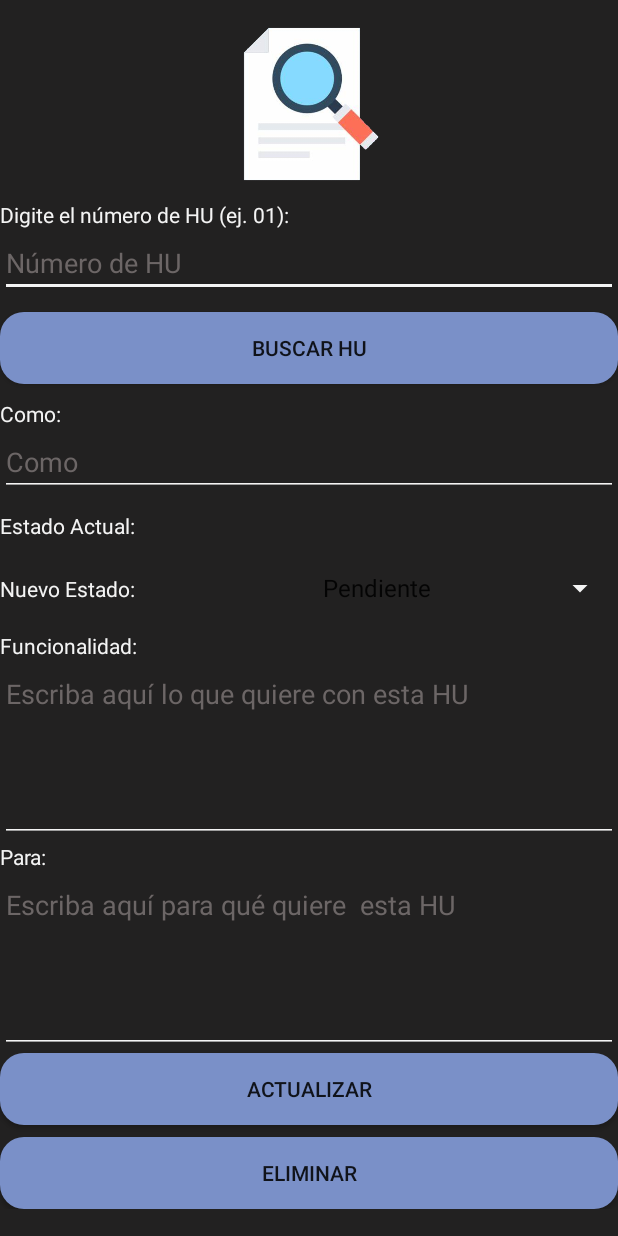
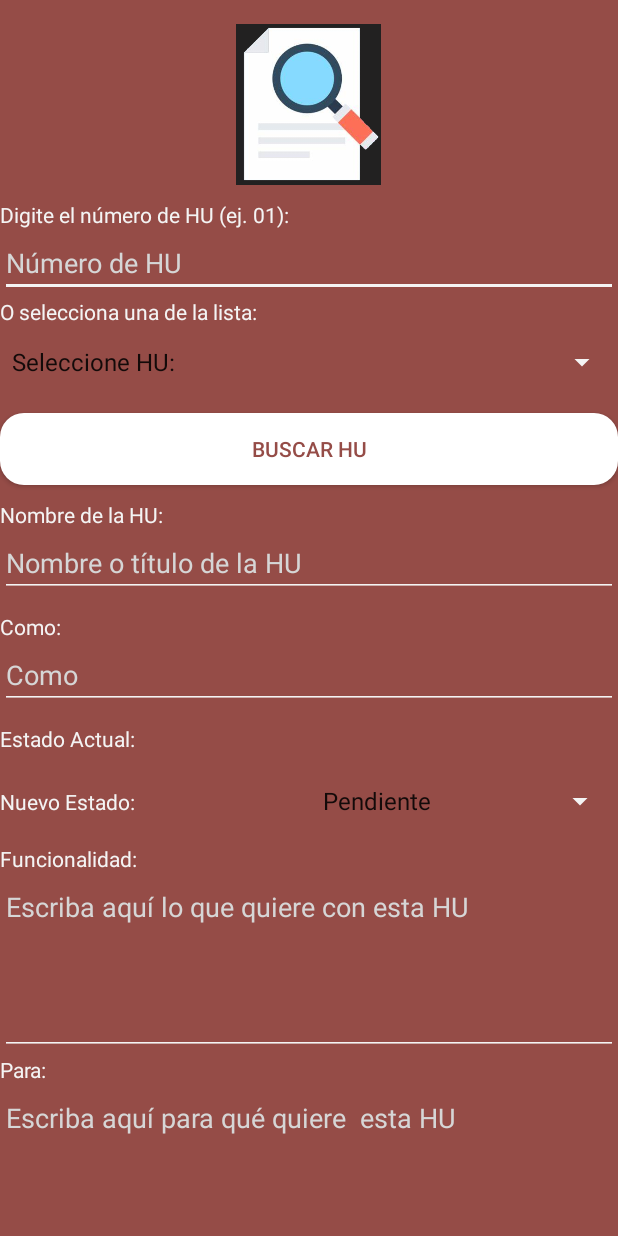
Before and after one commit to Rambu24/UserHistoryTrackingApp, an Android app: the MainActivity4 screen opened directly, with no data from a screen before it, after a tap on "BUSCAR HU", on a phone screen of 412 x 824 dp. Run offline under Robolectric (Android 15) with nearby library versions, the phone set to English and light mode, and no system bars; 7 statements that could not run were skipped; 1 other tap on this screen came first.

Commit message:
Se agregan funciones de búsqueda

```diff
--- a/app/src/main/java/com/example/proyectofinal_luischinchilla/AdminSQLiteOpenHelper.java
+++ b/app/src/main/java/com/example/proyectofinal_luischinchilla/AdminSQLiteOpenHelper.java
@@ -4,22 +4,24 @@
 import android.database.sqlite.SQLiteDatabase.CursorFactory;
 import android.database.sqlite.SQLiteOpenHelper;
 
+import com.example.proyectofinal_luischinchilla.utilities.Utilities;
+
 public class AdminSQLiteOpenHelper extends SQLiteOpenHelper {
 
 
-    public AdminSQLiteOpenHelper(Context context, String nombre, SQLiteDatabase.CursorFactory factory, int version){
-        super(context, nombre, factory, version);
+    public AdminSQLiteOpenHelper(Context context, String name, SQLiteDatabase.CursorFactory factory, int version){
+        super(context, name, factory, version);
     }
 
     @Override
     public void onCreate(SQLiteDatabase db){
-        db.execSQL("create table UserHistory(Id_HU text primary key, Posicion text, Funcion text, Objetivo text, Estado text)");
+        db.execSQL(Utilities.CREAR_TABLA_USER_HISTORY);
     }
 
     @Override
     public void onUpgrade(SQLiteDatabase db, int version1, int version2){
         db.execSQL("drop table if exists UserHistory");
-        db.execSQL("create table UserHistory(Id_HU text primary key, Posicion text, Funcion text, Objetivo text, Estado text)");
+        onCreate(db);
     }
 
 }
--- a/app/src/main/java/com/example/proyectofinal_luischinchilla/MainActivity.java
+++ b/app/src/main/java/com/example/proyectofinal_luischinchilla/MainActivity.java
@@ -72,7 +72,7 @@
             //intent.putExtra("paramIdentificacion", identificacionUsuario.toString());
 
             //Se inicia y pasa el intent al Bundle del OS
-            startActivityForResult(intent, 0);
+            startActivity(intent);
         }else{
             Toast notificacion = Toast.makeText(this, "Contraseña o Usuario Incorrectos", Toast.LENGTH_LONG);
             notificacion.show();
--- a/app/src/main/java/com/example/proyectofinal_luischinchilla/MainActivity4.java
+++ b/app/src/main/java/com/example/proyectofinal_luischinchilla/MainActivity4.java
@@ -3,89 +3,195 @@
 import androidx.appcompat.app.AppCompatActivity;
 
 import android.os.Bundle;
+import android.widget.AdapterView;
+import android.widget.AdapterViewAnimator;
 import android.widget.ArrayAdapter;
-import android.widget.CheckBox;
 import android.widget.Spinner;
 import android.widget.TextView;
 import android.widget.Toast;
-import android.app.Activity;
 import android.content.ContentValues;
 import android.database.Cursor;
 import android.database.sqlite.SQLiteDatabase;
-import android.os.Bundle;
-import android.view.Menu;
 import android.view.View;
 import android.widget.EditText;
-import android.widget.Toast;
+
+import com.example.proyectofinal_luischinchilla.entities.UserHistory;
+import com.example.proyectofinal_luischinchilla.utilities.Utilities;
+
+import java.util.ArrayList;
+
 public class MainActivity4 extends AppCompatActivity {
 
-    private EditText etHUid, etPosicion, etFuncion, etObjetivo;
+    private EditText etHUid,etNombre, etPosicion, etFuncion, etObjetivo;
     private TextView tvEstActual;
     private Spinner sListaEstados;
+    private Spinner sListaSeleccionHU;
+    ArrayList<String> listaSelecHU;
+    ArrayList<UserHistory> selecHUListCLS;
+
+    //Se instancia la conexión a SQLite
+    AdminSQLiteOpenHelper conn;
+
 
     @Override
     protected void onCreate(Bundle savedInstanceState) {
         super.onCreate(savedInstanceState);
         setContentView(R.layout.activity_main4);
 
+        conn = new AdminSQLiteOpenHelper(this, "administracion", null, 1);
+
         //Se traen los datos que se colocan en el Layout
         etHUid = (EditText) findViewById(R.id.txtNumeroHU);
+        etNombre = (EditText) findViewById(R.id.txtNombreUpdate);
         etPosicion = (EditText) findViewById(R.id.txtComo);
         etFuncion = (EditText) findViewById(R.id.txtDetailUpdate);
         etObjetivo = (EditText) findViewById(R.id.txtParaUpdate);
         tvEstActual = (TextView) findViewById(R.id.tvEstadoActual);
 
-        //Se declara la instancia para el objeto Spinner de Estados
-        //Spinner listaProvincias = findViewById(R.id.sProvincias);
+
+        //Se declara la instancia para los objetos Spinner
         sListaEstados = (Spinner)findViewById(R.id.sEstados);
+        sListaSeleccionHU = (Spinner)findViewById(R.id.sSeleccionHU);
+
         //Se crea el objeto array adapter con el método integrado createFromResource
         ArrayAdapter<CharSequence> adapter=ArrayAdapter.createFromResource(this, R.array.estados, android.R.layout.simple_spinner_item);
         adapter.setDropDownViewResource(android.R.layout.simple_spinner_item);
         sListaEstados.setAdapter(adapter);
 
+        consultarListaSelecHU();
+
+        ArrayAdapter<CharSequence> adaptador = new ArrayAdapter(this, android.R.layout.simple_spinner_item, listaSelecHU);
+        sListaSeleccionHU.setAdapter(adaptador);
+
+        sListaSeleccionHU.setOnItemSelectedListener(new AdapterView.OnItemSelectedListener() {
+            @Override
+            public void onItemSelected(AdapterView<?> parent, View view, int position, long id) {
+                if (position!=0){
+                    etNombre.setText(selecHUListCLS.get(position-1).getNombre());
+                    etPosicion.setText(selecHUListCLS.get(position-1).getPosicion());
+                    etFuncion.setText(selecHUListCLS.get(position-1).getFuncion());
+                    etObjetivo.setText(selecHUListCLS.get(position-1).getObjetivo());
+                    tvEstActual.setText(selecHUListCLS.get(position-1).getEstado());
+                }else{
+                    etNombre.setText("");
+                    etPosicion.setText("");
+                    etFuncion.setText("");
+                    etObjetivo.setText("");
+                    tvEstActual.setText("");
+                }
+
+
+            }
+
+            @Override
+            public void onNothingSelected(AdapterView<?> parent) {
+
+            }
+        }
+
+        );
+
+
     }
 
-    public void Consultar(View v){
-        //Se crea la instancia de la clase AdminSQLiteOpenHelper
-        AdminSQLiteOpenHelper admin = new AdminSQLiteOpenHelper(this, "administracion", null, 1);
+
+    public void Consultar( View v){
         //Se abre la conexión
+        SQLiteDatabase bd = conn.getReadableDatabase();
 
-        SQLiteDatabase bd = admin.getWritableDatabase();
+
+
         //Se obtiene el texto ingresado por el usuario
-        String HUid = etHUid.getText().toString();
 
-        //Se utiliza el elemento Cursor para ubicar la fila en la bd mediante el método rawQuery
-        //que recibe una sentencia SQL concatenada con el valor obtenido anteriormente
-        Cursor fila = bd.rawQuery("select, Posicion, Funcion, Objetivo, Estado from UserHistory where Id_HU ="+ HUid, null);
+        String[] parametros = {etHUid.getText().toString()};
 
-        //Si la fila obtenida es verdadera o tiene un valor al menos en los campos etPosicion, etFuncion, etObjetivo, tvEstActual se muestra
-        //lo que venga en las posiciones 0, 1 y 2 respectivamente con el método getString del cursor fila
-        if(fila.moveToFirst()){
-            etPosicion.setText(fila.getString(0));
-            etFuncion.setText(fila.getString(1));
-            etObjetivo.setText(fila.getString(2));
-            tvEstActual.setText(fila.getString(3));
-        }else{  //Si no, la HU no existe
+
+        String[] campos = {Utilities.CAMPO_NOMBRE, Utilities.CAMPO_POSICION, Utilities.CAMPO_FUNCION, Utilities.CAMPO_OBJETIVO, Utilities.CAMPO_ESTADO};
+
+        try {
+            //Se utiliza el elemento Cursor para ubicar la fila en la bd mediante el método rawQuery
+            //que recibe una sentencia SQL concatenada con el valor obtenido anteriormente
+            Cursor fila = bd.query(Utilities.TABLA_USER_HISTORY, campos, Utilities.CAMPO_ID_HU+"=?", parametros, null, null, null);
+
+            //Si la fila obtenida es verdadera o tiene un valor al menos en los campos etPosicion, etFuncion, etObjetivo, tvEstActual se muestra
+            //lo que venga en las posiciones 0, 1 y 2 respectivamente con el método getString del cursor fila
+            fila.moveToFirst();
+            etNombre.setText(fila.getString(0));
+            etPosicion.setText(fila.getString(1));
+            etFuncion.setText(fila.getString(2));
+            etObjetivo.setText(fila.getString(3));
+            tvEstActual.setText(fila.getString(4));
+            fila.close();
+
+        }catch (Exception e){
+            //Si no, la HU no existe
             Toast.makeText(this,"No existe ninguna HU con ese número", Toast.LENGTH_SHORT).show();
-        }//Se cierra la conexión
-        bd.close();
+            limpiar();
+        }
+
     }
 
-    public void Eliminar(View v){
-        //Se crea la instancia de la clase AdminSQLiteOpenHelper
-        AdminSQLiteOpenHelper admin = new AdminSQLiteOpenHelper(this, "administracion", null, 1);
+
+
+
+
+
+
+    public void Actualizar(View v){
         //Se abre la conexión
-        SQLiteDatabase bd = admin.getWritableDatabase();
+        SQLiteDatabase bd = conn.getWritableDatabase();
+        //Se obtiene el texto ingresado por el usuario
+        String[] parametros = {etHUid.getText().toString()};
 
         //Se obtiene el texto ingresado por el usuario
-        String HUid = etHUid.getText().toString();
+        String Nombre = etNombre.getText().toString();
+        String Posicion = etPosicion.getText().toString();
+        String Funcion = etFuncion.getText().toString();
+        String Objetivo = etObjetivo.getText().toString();
+        String Estado = sListaEstados.getSelectedItem().toString();
+
+        //Se declara un nuevo tipo de dato para contener los valores llamado ContentValues
+        ContentValues registro = new ContentValues();
+
+        //se agrega a ese objeto lo que se trajo del activiy
+        registro.put(Utilities.CAMPO_NOMBRE, Nombre);
+        registro.put(Utilities.CAMPO_POSICION, Posicion);
+        registro.put(Utilities.CAMPO_FUNCION, Funcion);
+        registro.put(Utilities.CAMPO_OBJETIVO, Objetivo);
+        registro.put(Utilities.CAMPO_ESTADO, Estado);
+
+        //Se declara un entero que invoca la bd el método update (el cuál por parámetros recibe el
+        //nombre de la tabla, los datos a actualizar en un ContentValue, la condición de la cédula
+        //a Actualizar y los posibles argumentos)
+        int cant = bd.update(Utilities.TABLA_USER_HISTORY, registro, Utilities.CAMPO_ID_HU+"=?", parametros);
+
+
+        //Si la variable cantidad es mayor o igual a 1, el usuario se actualizó correctamente
+        if(cant ==1){
+            Toast.makeText(this, "Datos actualizados con éxito",Toast.LENGTH_SHORT).show();
+        }else {
+            //Si no, la HU no existe
+            Toast.makeText(this, "No existe ninguna HU con ese número", Toast.LENGTH_SHORT).show();
+        }
+        //Se cierra la conexión
+        bd.close();
+        //Limpiamos todos los edittext para dejarlos listos para el siguiente registro
+        limpiar();
+    }
+
+
+
+    public void Eliminar(View v){
+
+        //Se abre la conexión
+        SQLiteDatabase bd = conn.getWritableDatabase();
+        //Se obtiene el texto ingresado por el usuario
+        String[] parametros = {etHUid.getText().toString()};
+
 
         //Se declara un entero que invoca de la base de datos el método delete(el cual por parámetro
         //recibe el nombre de la tabla, la validación y los posibles argumentos)
-        int cant = bd.delete("UserHistory", "Id_HU="+ HUid, null);
-        //Se cierra la conexión
-        bd.close();
-
+        int cant = bd.delete(Utilities.TABLA_USER_HISTORY, Utilities.CAMPO_ID_HU+"=?", parametros);
 
         //Si la variable es igual o mayor a 1, el usuario se eliminó correctamente
         if (cant == 1){
@@ -95,53 +201,53 @@
             Toast.makeText(this, "No existe ninguna HU con ese número", Toast.LENGTH_SHORT).show();
         }
 
+        //Se cierra la conexión
+        bd.close();
+
         //Se limpian todos los edittext para dejarlos listos para el siguiente registro
-        etHUid.setText(""); etPosicion.setText(""); etFuncion.setText(""); etObjetivo.setText("");
-        tvEstActual.setText("");
+        limpiar();
 
     }
 
-    public void Actualizar(View v){
-        //Se crea la instancia de la clase AdminSQLiteOpenHelper
-        AdminSQLiteOpenHelper admin = new AdminSQLiteOpenHelper(this, "administracion", null, 1);
-        //Se abre la conexión
-        SQLiteDatabase bd = admin.getWritableDatabase();
 
-        //Se obtiene el texto ingresado por el usuario
-        String HUid = etHUid.getText().toString();
-        String Posicion = etPosicion.getText().toString();
-        String Funcion = etFuncion.getText().toString();
-        String Objetivo = etObjetivo.getText().toString();
-        String Estado = sListaEstados.getSelectedItem().toString();
+    private void limpiar(){
+        //Se limpian todos los edittext para dejarlos listos para el siguiente registro
+        etHUid.setText(""); etNombre.setText(""); etPosicion.setText(""); etFuncion.setText(""); etObjetivo.setText("");
+        tvEstActual.setText("");
+    }
 
-        //Se declara un nuevo tipo de dato para contener los valores llamado ContentValues
-        ContentValues registro = new ContentValues();
+    private void consultarListaSelecHU(){
+        SQLiteDatabase bd = conn.getReadableDatabase();
 
-        //se agrega a ese objeto lo que se trajo del activiy
-        registro.put("Posicion", Posicion);
-        registro.put("Funcion", Funcion);
-        registro.put("Objetivo", Objetivo);
-        registro.put("Estado", Estado);
+        UserHistory historia = null;
+        selecHUListCLS = new ArrayList<UserHistory>();
+        Cursor cursor = bd.rawQuery("SELECT * FROM "+Utilities.TABLA_USER_HISTORY, null);
 
-        //Se declara un entero que invoca la bd el método update (el cuál por parámetros recibe el
-        //nombre de la tabla, los datos a actualizar en un ContentValue, la condición de la cédula
-        //a Actualizar y los posibles argumentos)
-        int cant = bd.update("UserHistory", registro, "Id_HU="+ HUid, null);
-        //Se cierra la conexión
-        bd.close();
+        while (cursor.moveToNext()){
+            historia = new UserHistory();
+            historia.setId_HU(cursor.getInt(0));
+            historia.setNombre(cursor.getString(1));
+            historia.setPosicion(cursor.getString(2));
+            historia.setFuncion(cursor.getString(3));
+            historia.setObjetivo(cursor.getString(4));
+            historia.setEstado(cursor.getString(5));
 
-        //Si la variable cantidad es mayor o igual a 1, el usuario se actualizó correctamente
-        if(cant ==1){
-            Toast.makeText(this, "Datos actualizados con éxito",Toast.LENGTH_SHORT).show();
-        }else {
-            //Si no, la HU no existe
-            Toast.makeText(this, "No existe ninguna HU con ese número", Toast.LENGTH_SHORT).show();
+
+            selecHUListCLS.add(historia);
         }
-        //Limpiamos todos los edittext para dejarlos listos para el siguiente registro
-
-        //Se limpian todos los edittext para dejarlos listos para el siguiente registro
-        etHUid.setText(""); etPosicion.setText(""); etFuncion.setText(""); etObjetivo.setText("");
-        tvEstActual.setText("");
+        obtenerListaHUs();
 
     }
+
+    private void obtenerListaHUs(){
+        listaSelecHU = new ArrayList<String>();
+        listaSelecHU.add("Seleccione HU:");
+
+        for(int i=0; i<selecHUListCLS.size(); i++){
+            listaSelecHU.add(selecHUListCLS.get(i).getId_HU().toString());
+
+        }
+    }
+
+
 }
--- a/app/src/main/res/drawable/button_main_menu.xml
+++ b/app/src/main/res/drawable/button_main_menu.xml
@@ -1,5 +1,5 @@
 <?xml version="1.0" encoding="utf-8"?>
 <shape xmlns:android="http://schemas.android.com/apk/res/android">
     <corners android:radius="16dp"/>
-    <solid android:color="@color/material_dynamic_primary60"/>
+    <solid android:color="@color/cardview_dark_background"/>
 </shape>
--- a/app/src/main/res/layout/activity_main4.xml
+++ b/app/src/main/res/layout/activity_main4.xml
@@ -9,12 +9,13 @@
 
     <ScrollView
         android:layout_width="match_parent"
-        android:layout_height="match_parent">
+        android:layout_height="match_parent"
+        android:background="#954C47">
 
         <LinearLayout
             android:layout_width="match_parent"
             android:layout_height="wrap_content"
-            android:orientation="vertical" >
+            android:orientation="vertical">
 
             <ImageView
                 android:id="@+id/imageView3"
@@ -40,17 +41,54 @@
                 android:ems="10"
                 android:hint="Número de HU"
                 android:inputType="textPersonName"
-                android:textColorHint="#6C6666"
+                android:textColor="#F4F4F4"
+                android:textColorHint="#FFD6D6D6"
                 tools:ignore="TouchTargetSizeCheck" />
+
+            <TextView
+                android:id="@+id/tvSeleccioneHU"
+                android:layout_width="match_parent"
+                android:layout_height="wrap_content"
+                android:text="O selecciona una de la lista:"
+                android:textColor="#F4F4F4" />
+
+            <Spinner
+                android:id="@+id/sSeleccionHU"
+                android:layout_width="match_parent"
+                android:layout_height="wrap_content"
+                android:backgroundTint="#F4F4F4"
+                android:minHeight="48dp"
+                tools:ignore="SpeakableTextPresentCheck" />
 
             <Button
                 android:id="@+id/btnBuscar"
                 android:layout_width="match_parent"
                 android:layout_height="wrap_content"
                 android:layout_marginTop="10dp"
-                android:background="@drawable/button_main_menu"
+                android:background="@drawable/button_rounded"
                 android:onClick="Consultar"
-                android:text="Buscar HU" />
+                android:text="Buscar HU"
+                android:textColor="#954C47" />
+
+            <TextView
+                android:id="@+id/tvNombre"
+                android:layout_width="match_parent"
+                android:layout_height="wrap_content"
+                android:layout_marginTop="10dp"
+                android:text="Nombre de la HU:"
+                android:textColor="#F4F4F4" />
+
+            <EditText
+                android:id="@+id/txtNombreUpdate"
+                android:layout_width="match_parent"
+                android:layout_height="wrap_content"
+                android:backgroundTint="#F4F4F4"
+                android:ems="10"
+                android:hint="Nombre o título de la HU"
+                android:inputType="textPersonName"
+                android:textColor="#F4F4F4"
+                android:textColorHint="#FFD6D6D6"
+                tools:ignore="TouchTargetSizeCheck" />
 
             <TextView
                 android:id="@+id/tvComo"
@@ -68,7 +106,8 @@
                 android:ems="10"
                 android:hint="Como"
                 android:inputType="textPersonName"
-                android:textColorHint="#6C6666"
+                android:textColor="#F4F4F4"
+                android:textColorHint="#FFD6D6D6"
                 tools:ignore="TouchTargetSizeCheck" />
 
             <TableLayout
@@ -112,7 +151,8 @@
                         android:layout_width="match_parent"
                         android:layout_height="wrap_content"
                         android:backgroundTint="#F4F4F4"
-                        android:spinnerMode="dropdown" />
+                        android:spinnerMode="dropdown"
+                        tools:ignore="TouchTargetSizeCheck,SpeakableTextPresentCheck" />
                 </TableRow>
             </TableLayout>
 
@@ -137,7 +177,8 @@
                     android:gravity="start|top"
                     android:hint="Escriba aquí lo que quiere con esta HU"
                     android:inputType="textMultiLine"
-                    android:textColorHint="#6C6666" />
+                    android:textColor="#F4F4F4"
+                    android:textColorHint="#FFD6D6D6" />
 
                 <TextView
                     android:id="@+id/tvParaUpdate"
@@ -155,24 +196,27 @@
                     android:gravity="start|top"
                     android:hint="Escriba aquí para qué quiere  esta HU"
                     android:inputType="textMultiLine"
-                    android:textColorHint="#6C6666" />
+                    android:textColor="#F4F4F4"
+                    android:textColorHint="#FFD6D6D6" />
 
                 <Button
                     android:id="@+id/btnActualizar"
                     android:layout_width="match_parent"
                     android:layout_height="wrap_content"
-                    android:background="@drawable/button_main_menu"
+                    android:background="@drawable/button_rounded"
                     android:onClick="Actualizar"
-                    android:text="Actualizar" />
+                    android:text="Actualizar"
+                    android:textColor="#954C47" />
 
                 <Button
                     android:id="@+id/btnEliminar"
                     android:layout_width="match_parent"
                     android:layout_height="wrap_content"
                     android:layout_marginTop="8dp"
-                    android:background="@drawable/button_main_menu"
+                    android:background="@drawable/button_rounded"
                     android:onClick="Eliminar"
-                    android:text="Eliminar" />
+                    android:text="Eliminar"
+                    android:textColor="#954C47" />
 
             </LinearLayout>
         </LinearLayout>
```
Also changed, not shown: app/src/main/java/com/example/proyectofinal_luischinchilla/MainActivity2.java (+9 -25 lines), app/src/main/java/com/example/proyectofinal_luischinchilla/MainActivity3.java (+51 -12 lines), app/src/main/res/layout/activity_main.xml (+6 -3 lines), app/src/main/res/layout/activity_main2.xml (+16 -11 lines), app/src/main/res/layout/activity_main3.xml (+40 -33 lines).
